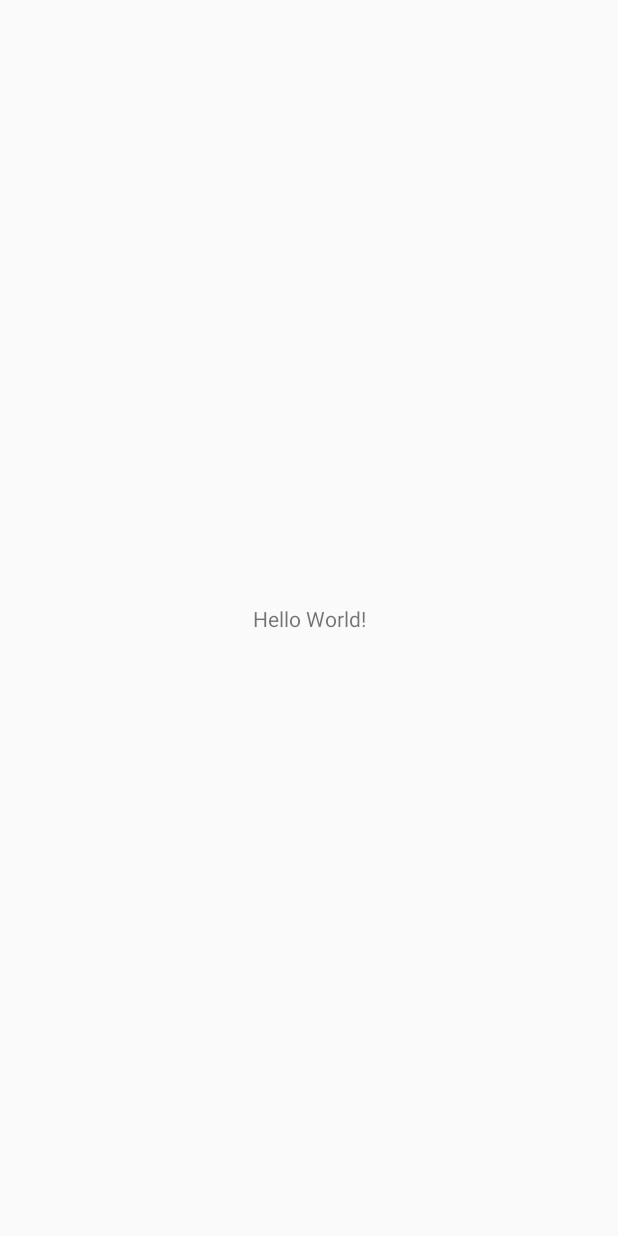
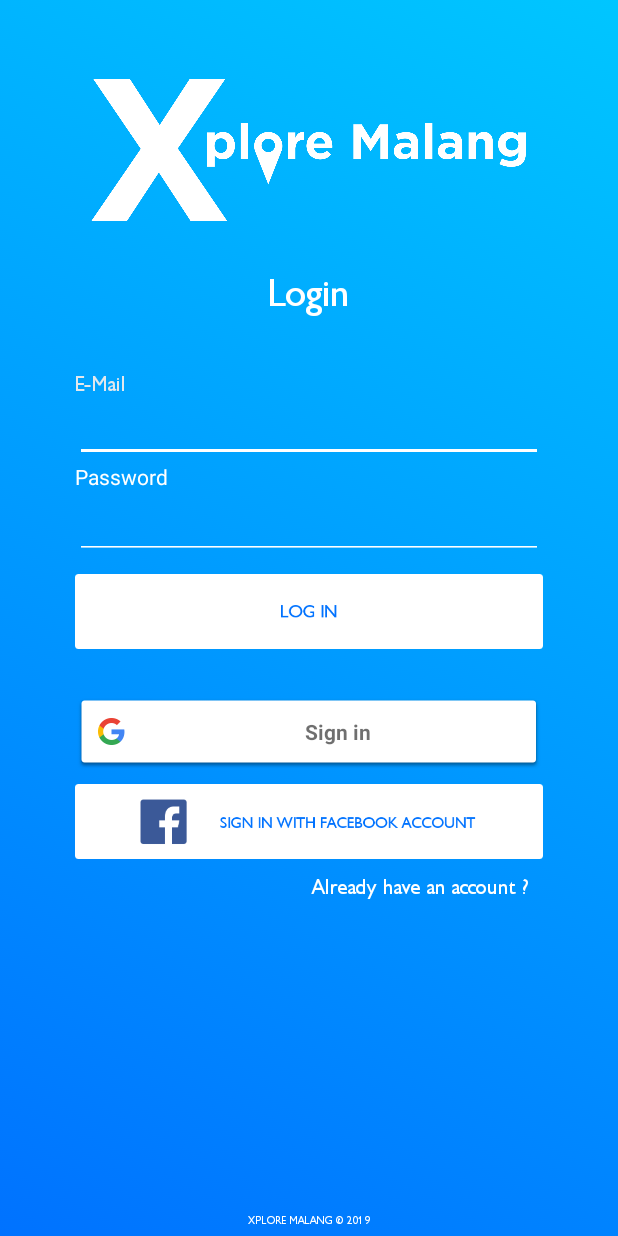
Before and after one commit to hramadhaan/Xplore-Malang, an Android app: the screen it shows after launch (MainActivity before the commit, LoginActivity after it), on a phone screen of 412 x 824 dp. Before the commit the screen is almost empty. Run offline under Robolectric (Android 15) with nearby library versions, the phone set to English and light mode, and no system bars; our stand-ins replace Firebase (no records; nobody signed in at launch, a user with empty details on screens opened directly); libraries missing offline, so code that uses them is left out: com.facebook.internal, com.facebook.login.

Commit message:
Back End Fitur Login

```diff
--- a/app/src/main/java/com/xploremalang/xploremalang/AccountActivity/LoginActivity.java
+++ b/app/src/main/java/com/xploremalang/xploremalang/AccountActivity/LoginActivity.java
@@ -1,15 +1,132 @@
 package com.xploremalang.xploremalang.AccountActivity;
 
+import android.content.Intent;
+import android.support.annotation.NonNull;
+import android.support.annotation.Nullable;
+import android.support.design.widget.Snackbar;
 import android.support.v7.app.AppCompatActivity;
 import android.os.Bundle;
+import android.util.Log;
+import android.view.View;
+import android.widget.Button;
+import android.widget.Toast;
 
+import com.facebook.internal.WebDialog;
+import com.facebook.login.Login;
+import com.google.android.gms.auth.api.Auth;
+import com.google.android.gms.auth.api.signin.GoogleSignIn;
+import com.google.android.gms.auth.api.signin.GoogleSignInAccount;
+import com.google.android.gms.auth.api.signin.GoogleSignInClient;
+import com.google.android.gms.auth.api.signin.GoogleSignInOptions;
+import com.google.android.gms.auth.api.signin.GoogleSignInResult;
+import com.google.android.gms.common.ConnectionResult;
+import com.google.android.gms.common.SignInButton;
+import com.google.android.gms.common.api.ApiException;
+import com.google.android.gms.common.api.GoogleApiClient;
+import com.google.android.gms.signin.SignIn;
+import com.google.android.gms.tasks.OnCompleteListener;
+import com.google.firebase.auth.AuthCredential;
+import com.google.firebase.auth.AuthResult;
+import com.google.firebase.auth.FirebaseAuth;
+import com.google.firebase.auth.FirebaseUser;
+import com.google.firebase.auth.GoogleAuthProvider;
+import com.xploremalang.xploremalang.MainActivity;
 import com.xploremalang.xploremalang.R;
 
+import bolts.Task;
+
 public class LoginActivity extends AppCompatActivity {
+
+    private SignInButton mbutton_signin_google;
+    private static final int RC_SIGN_IN = 1;
+    private GoogleApiClient mGoogleApiClient;
+    private static final String TAG="MAIN_ACTIVITY";
+    private FirebaseAuth mAuth;
+    private FirebaseAuth.AuthStateListener mAuthListener;
 
     @Override
     protected void onCreate(Bundle savedInstanceState) {
         super.onCreate(savedInstanceState);
         setContentView(R.layout.activity_login);
+
+        mAuth = FirebaseAuth.getInstance();
+        mAuthListener = new FirebaseAuth.AuthStateListener() {
+            @Override
+            public void onAuthStateChanged(@NonNull FirebaseAuth firebaseAuth) {
+                if(firebaseAuth.getCurrentUser()!=null){
+                    startActivity(new Intent(LoginActivity.this,MainActivity.class));
+                }
+            }
+        };
+
+        mbutton_signin_google = (SignInButton)findViewById(R.id.button_signin_google);
+
+        GoogleSignInOptions gso = new GoogleSignInOptions.Builder(GoogleSignInOptions.DEFAULT_SIGN_IN)
+                .requestIdToken(getString(R.string.default_web_client_id))
+                .requestEmail()
+                .build();
+
+        mGoogleApiClient = new GoogleApiClient.Builder(getApplicationContext())
+                .enableAutoManage(this, new GoogleApiClient.OnConnectionFailedListener() {
+                    @Override
+                    public void onConnectionFailed(@NonNull ConnectionResult connectionResult) {
+
+                        Toast.makeText(LoginActivity.this,"You got an Error !",Toast.LENGTH_SHORT).show();
+
+                    }
+                })
+                .addApi(Auth.GOOGLE_SIGN_IN_API,gso)
+                .build();
+
+        mbutton_signin_google.setOnClickListener(new View.OnClickListener() {
+            @Override
+            public void onClick(View v) {
+                signIn();
+            }
+        });
     }
+
+    @Override
+    protected void onStart(){
+        super.onStart();
+        mAuth.addAuthStateListener(mAuthListener);
+    }
+
+    private void signIn() {
+        Intent signInIntent = Auth.GoogleSignInApi.getSignInIntent(mGoogleApiClient);
+        startActivityForResult(signInIntent,RC_SIGN_IN);
+    }
+
+    @Override
+    public void onActivityResult(int requestCode,int resultCode, Intent data){
+        super.onActivityResult(requestCode,resultCode,data);
+
+        if(requestCode == RC_SIGN_IN){
+            GoogleSignInResult result = Auth.GoogleSignInApi.getSignInResultFromIntent(data);
+
+            if (result.isSuccess()) {
+                GoogleSignInAccount account = result.getSignInAccount();
+                firebaseAuthWithGoogle(account);
+            }else {
+
+            }
+        }
+    }
+
+    private void firebaseAuthWithGoogle(GoogleSignInAccount account) {
+
+        AuthCredential credential = GoogleAuthProvider.getCredential(account.getIdToken(),null);
+        mAuth.signInWithCredential(credential).addOnCompleteListener(this, new OnCompleteListener<AuthResult>() {
+            @Override
+            public void onComplete(@NonNull com.google.android.gms.tasks.Task<AuthResult> task) {
+                Log.d(TAG,"signInWithCredentialComplete:"+task.isSuccessful());
+
+                if (!task.isSuccessful()) {
+                    Log.v(TAG,"SignInWithCredential",task.getException());
+                    Toast.makeText(LoginActivity.this,"Authentication failed",Toast.LENGTH_SHORT).show();
+                }
+            }
+        });
+    }
+
 }
--- a/app/src/main/java/com/xploremalang/xploremalang/MainActivity.java
+++ b/app/src/main/java/com/xploremalang/xploremalang/MainActivity.java
@@ -15,10 +15,8 @@ public class MainActivity extends AppCompatActivity {
     protected void onCreate(Bundle savedInstanceState) {
         super.onCreate(savedInstanceState);
         setContentView(R.layout.activity_main);
-    }
 
-    public void pindahRegister(View view) {
-        Intent pindahRegister = new Intent(MainActivity.this,LoginActivity.class);
-        startActivity(pindahRegister);
+        Intent intent = new Intent(this, LoginActivity.class);
+        startActivity(intent);
     }
 }
--- a/app/src/main/res/layout/activity_login.xml
+++ b/app/src/main/res/layout/activity_login.xml
@@ -73,28 +73,34 @@
                 android:textColor="#fff"
                 android:inputType="textPassword"/>
 
-            <ImageView
+            <Button
                 android:layout_marginTop="10dp"
                 android:id="@+id/button_login"
                 android:layout_width="match_parent"
                 android:layout_height="50dp"
+                android:layout_marginLeft="50dp"
+                android:layout_marginRight="50dp"
                 android:layout_below="@+id/et_password"
-                android:src="@drawable/button_login"/>
-            <ImageView
+                android:background="@drawable/button_login"/>
+
+            <com.google.android.gms.common.SignInButton
             android:id="@+id/button_signin_google"
             android:layout_width="match_parent"
             android:layout_height="50dp"
+                android:layout_marginRight="50dp"
+                android:layout_marginLeft="50dp"
             android:layout_below="@id/button_login"
-            android:layout_marginTop="30dp"
-            android:src="@drawable/sign_in_google"/>
+            android:layout_marginTop="30dp" />
 
-            <ImageView
+            <Button
                 android:id="@+id/button_signin_fb"
                 android:layout_width="match_parent"
                 android:layout_height="50dp"
                 android:layout_below="@id/button_signin_google"
+                android:layout_marginRight="50dp"
+                android:layout_marginLeft="50dp"
                 android:layout_marginTop="10dp"
-                android:src="@drawable/sign_in_fb"/>
+                android:background="@drawable/sign_in_fb"/>
             <TextView
                 android:layout_marginRight="60dp"
                 android:gravity="right"
--- a/app/src/main/res/layout/activity_main.xml
+++ b/app/src/main/res/layout/activity_main.xml
@@ -14,7 +14,6 @@
         app:layout_constraintBottom_toBottomOf="parent"
         app:layout_constraintLeft_toLeftOf="parent"
         app:layout_constraintRight_toRightOf="parent"
-        app:layout_constraintTop_toTopOf="parent"
-        android:onClick="pindahRegister"/>
+        app:layout_constraintTop_toTopOf="parent" />
 
 </android.support.constraint.ConstraintLayout>
```
Also changed, not shown: app/src/main/res/layout/activity_register_account.xml (+8 -6 lines).
